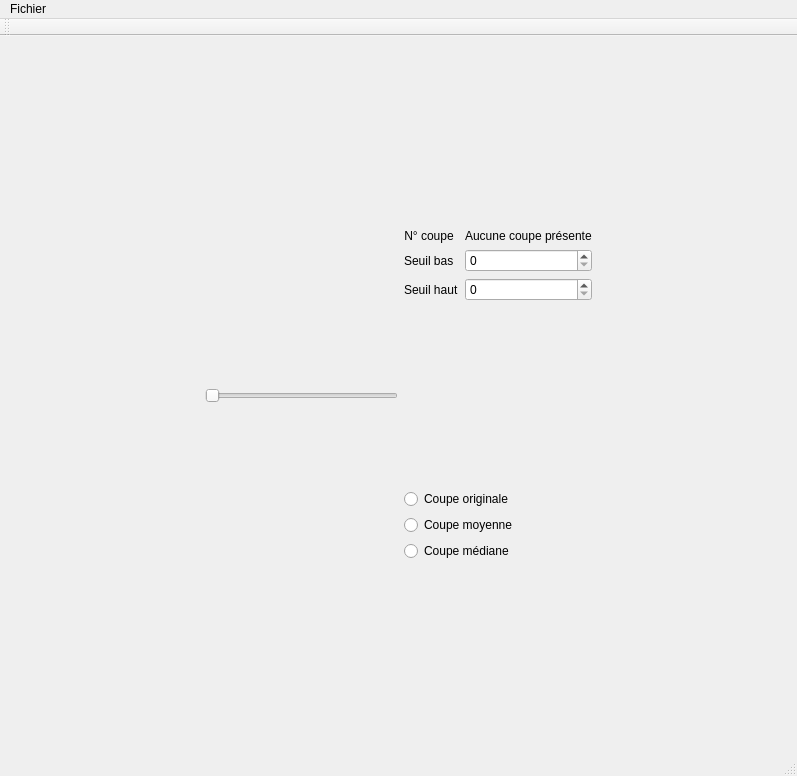
The window that mainwindow.ui (akrah/TKDetection) describes before a commit, drawn with Qt 5.
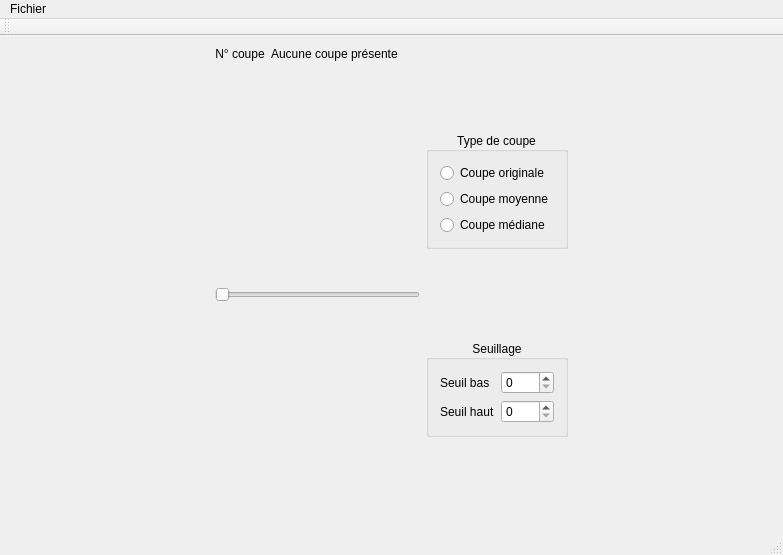
The same window after the commit.

Diff of the .ui file:
```diff
--- a/mainwindow.ui
+++ b/mainwindow.ui
@@ -6,8 +6,8 @@
    <rect>
     <x>0</x>
     <y>0</y>
-    <width>797</width>
-    <height>776</height>
+    <width>783</width>
+    <height>555</height>
    </rect>
   </property>
   <property name="windowTitle">
@@ -31,57 +31,7 @@
     <item>
      <layout class="QVBoxLayout" name="verticalLayout_3">
       <item>
-       <widget class="QLabel" name="_labelImage">
-        <property name="sizePolicy">
-         <sizepolicy hsizetype="MinimumExpanding" vsizetype="MinimumExpanding">
-          <horstretch>0</horstretch>
-          <verstretch>0</verstretch>
-         </sizepolicy>
-        </property>
-        <property name="text">
-         <string/>
-        </property>
-       </widget>
-      </item>
-      <item>
-       <widget class="QSlider" name="_imageSlider">
-        <property name="orientation">
-         <enum>Qt::Horizontal</enum>
-        </property>
-       </widget>
-      </item>
-      <item>
-       <widget class="QWidget" name="_histogramContainer" native="true">
-        <property name="sizePolicy">
-         <sizepolicy hsizetype="MinimumExpanding" vsizetype="MinimumExpanding">
-          <horstretch>0</horstretch>
-          <verstretch>0</verstretch>
-         </sizepolicy>
-        </property>
-       </widget>
-      </item>
-     </layout>
-    </item>
-    <item>
-     <layout class="QVBoxLayout" name="verticalLayout_2">
-      <item>
-       <spacer name="verticalSpacer">
-        <property name="orientation">
-         <enum>Qt::Vertical</enum>
-        </property>
-        <property name="sizeHint" stdset="0">
-         <size>
-          <width>20</width>
-          <height>40</height>
-         </size>
-        </property>
-       </spacer>
-      </item>
-      <item>
-       <layout class="QFormLayout" name="formLayout">
-        <property name="fieldGrowthPolicy">
-         <enum>QFormLayout::AllNonFixedFieldsGrow</enum>
-        </property>
+       <layout class="QFormLayout" name="formLayout_2">
         <property name="topMargin">
          <number>0</number>
         </property>
@@ -105,30 +55,44 @@
           </property>
          </widget>
         </item>
-        <item row="1" column="0">
-         <widget class="QLabel" name="label_2">
+       </layout>
+      </item>
+      <item>
+       <widget class="QLabel" name="_labelImage">
+        <property name="sizePolicy">
+         <sizepolicy hsizetype="MinimumExpanding" vsizetype="MinimumExpanding">
+          <horstretch>0</horstretch>
+          <verstretch>0</verstretch>
+         </sizepolicy>
+        </property>
           <property name="text">
-           <string>Seuil bas</string>
+         <string/>
           </property>
          </widget>
         </item>
-        <item row="1" column="1">
-         <widget class="QSpinBox" name="_lowThreshold"/>
-        </item>
-        <item row="2" column="0">
-         <widget class="QLabel" name="label_3">
-          <property name="text">
-           <string>Seuil haut</string>
+      <item>
+       <widget class="QSlider" name="_imageSlider">
+        <property name="orientation">
+         <enum>Qt::Horizontal</enum>
+        </property>
+       </widget>
+      </item>
+      <item>
+       <widget class="QWidget" name="_histogramContainer" native="true">
+        <property name="sizePolicy">
+         <sizepolicy hsizetype="MinimumExpanding" vsizetype="MinimumExpanding">
+          <horstretch>0</horstretch>
+          <verstretch>0</verstretch>
+         </sizepolicy>
           </property>
          </widget>
         </item>
-        <item row="2" column="1">
-         <widget class="QSpinBox" name="_highThreshold"/>
-        </item>
        </layout>
       </item>
       <item>
-       <spacer name="verticalSpacer_3">
+     <layout class="QVBoxLayout" name="verticalLayout_2">
+      <item>
+       <spacer name="verticalSpacer">
         <property name="orientation">
          <enum>Qt::Vertical</enum>
         </property>
@@ -140,6 +104,15 @@
         </property>
        </spacer>
       </item>
+      <item>
+       <widget class="QGroupBox" name="groupBox">
+        <property name="title">
+         <string>Type de coupe</string>
+        </property>
+        <property name="alignment">
+         <set>Qt::AlignCenter</set>
+        </property>
+        <layout class="QVBoxLayout" name="verticalLayout">
       <item>
        <widget class="QRadioButton" name="_originalSlice">
         <property name="text">
@@ -161,6 +134,54 @@
         </property>
        </widget>
       </item>
+        </layout>
+       </widget>
+      </item>
+      <item>
+       <spacer name="verticalSpacer_3">
+        <property name="orientation">
+         <enum>Qt::Vertical</enum>
+        </property>
+        <property name="sizeHint" stdset="0">
+         <size>
+          <width>20</width>
+          <height>40</height>
+         </size>
+        </property>
+       </spacer>
+      </item>
+      <item>
+       <widget class="QGroupBox" name="groupBox_2">
+        <property name="title">
+         <string>Seuillage</string>
+        </property>
+        <property name="alignment">
+         <set>Qt::AlignCenter</set>
+        </property>
+        <layout class="QFormLayout" name="formLayout_3">
+         <item row="0" column="0">
+          <widget class="QLabel" name="label_2">
+           <property name="text">
+            <string>Seuil bas</string>
+           </property>
+          </widget>
+         </item>
+         <item row="0" column="1">
+          <widget class="QSpinBox" name="_lowThreshold"/>
+         </item>
+         <item row="1" column="0">
+          <widget class="QLabel" name="label_3">
+           <property name="text">
+            <string>Seuil haut</string>
+           </property>
+          </widget>
+         </item>
+         <item row="1" column="1">
+          <widget class="QSpinBox" name="_highThreshold"/>
+         </item>
+        </layout>
+       </widget>
+      </item>
       <item>
        <spacer name="verticalSpacer_2">
         <property name="orientation">
@@ -196,7 +217,7 @@
     <rect>
      <x>0</x>
      <y>0</y>
-     <width>797</width>
+     <width>783</width>
      <height>25</height>
     </rect>
    </property>
```
Lines whose indentation alone changed are shown as unchanged.
